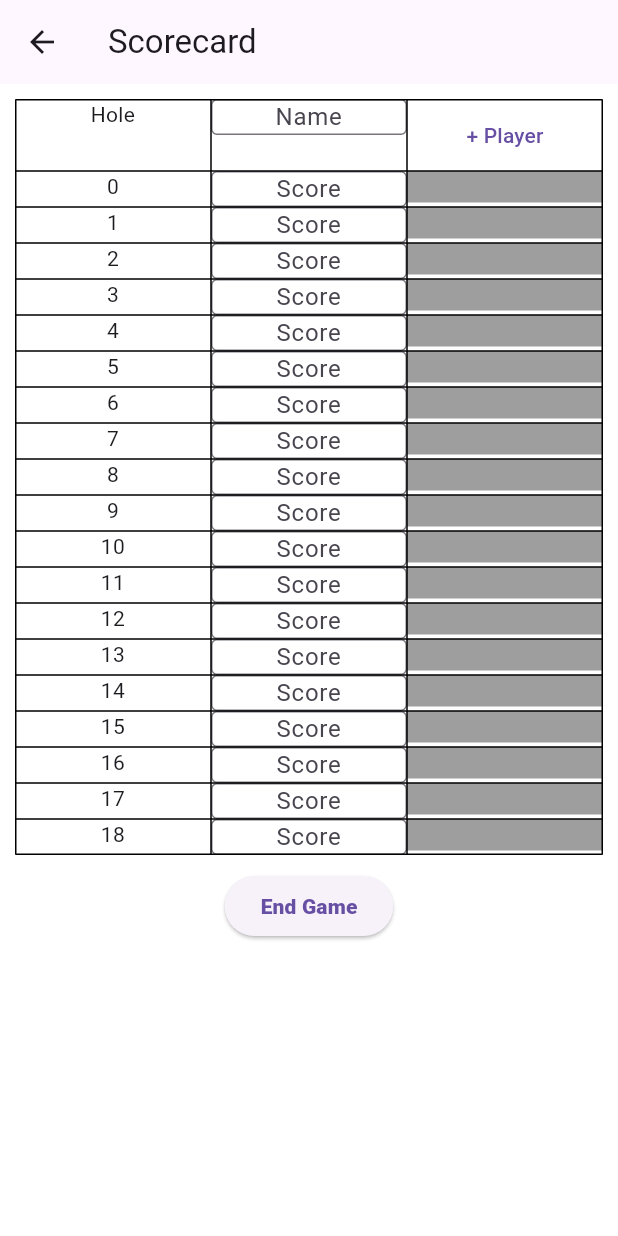
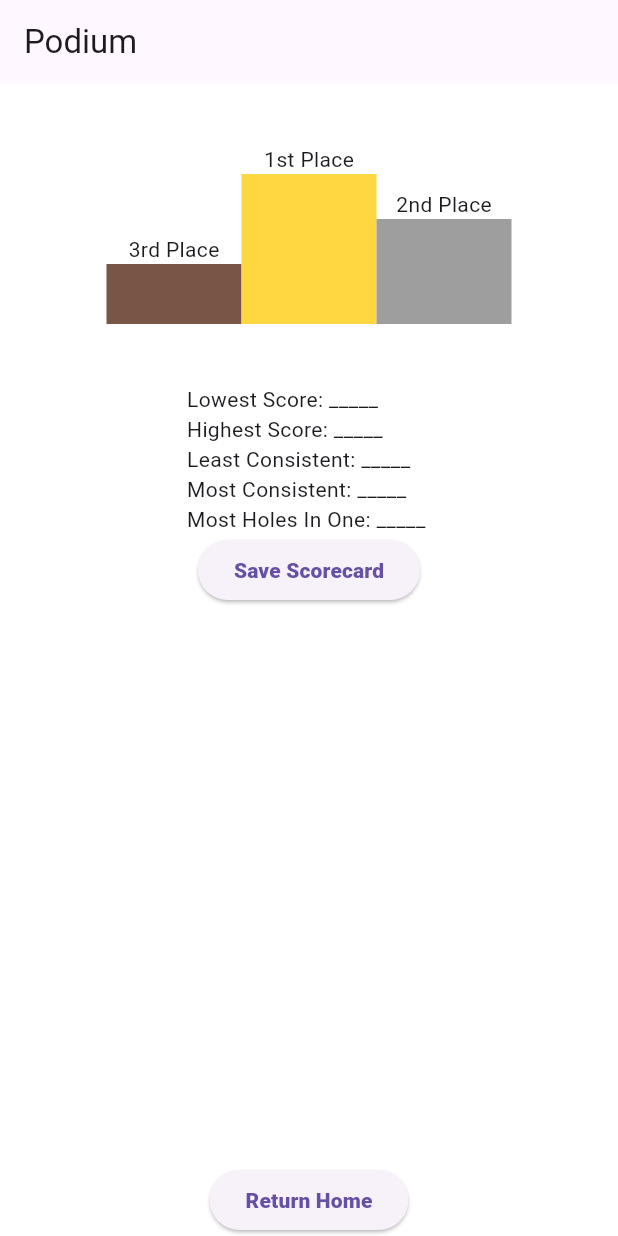
Before and after one commit to Pirkhs/ParPal, a Flutter app: the Scorecard screen opened directly, after a tap on "End Game", on a phone screen of 412 x 824 dp. Run offline on Flutter 3.47's test engine with Material 3 defaults, Android fonts, the light colour scheme and no system bars.

Commit message:
podium screen initial layout

```diff
--- /dev/null
+++ b/lib/podium.dart
@@ -0,0 +1,98 @@
+import 'package:flutter/material.dart';
+import 'package:flutter/rendering.dart';
+import 'package:flutter/widgets.dart';
+import 'package:parpal/styled_btn.dart';
+
+class Podium extends StatelessWidget {
+  const Podium({super.key});
+
+  @override
+  Widget build(BuildContext context) {
+    return Scaffold(
+      appBar: AppBar(
+        title: const Text("Podium"),
+        automaticallyImplyLeading: false,
+      ),
+      body: Center (
+        child: Column(
+          children: [
+            Padding(
+              padding: const EdgeInsets.all(40.0),
+              child: Row(
+                mainAxisAlignment: MainAxisAlignment.center,
+                crossAxisAlignment: CrossAxisAlignment.end,
+                children: [
+
+                  Column(
+                    children: [
+                      const Text("3rd Place"),
+
+                      Container(
+                      width: 90,
+                      height: 40,
+                      decoration: const BoxDecoration(
+                        color: Colors.brown,
+                      ),
+                    ),
+                    ]
+                  ),
+
+                  Column(
+                    children: [
+                      const Text("1st Place"),
+
+                      Container(
+                        width: 90,
+                        height: 100,
+                        decoration: const BoxDecoration(
+                          color: Colors.amberAccent,
+                        ),
+                      ),
+                    ],
+                  ),
+                  Column(
+                    children: [
+                      const Text("2nd Place"),
+
+                      Container(
+                        width: 90,
+                        height: 70,
+                        decoration: const BoxDecoration(
+                          color: Colors.grey,
+                        ),
+                      ),
+                    ],
+                  )
+                ]
+              ),
+            ),
+
+            const Column (
+              crossAxisAlignment: CrossAxisAlignment.start,
+              children: [
+                Text("Lowest Score: _____ "),
+                Text("Highest Score: _____ "),
+                Text("Least Consistent: _____ "),
+                Text("Most Consistent: _____ "),
+                Text("Most Holes In One: _____ "),
+              ]
+            ),
+
+
+            StyledButton(onPressed: () {}, text: "Save Scorecard"),
+
+            Expanded(
+              child: Align(
+                alignment: Alignment.bottomCenter,
+                child: StyledButton(onPressed: () {
+                  Navigator.popUntil(context, ModalRoute.withName('/'));
+                }, text: "Return Home"),
+              ),
+            ),
+
+          ]
+        )
+      )
+    );
+  }
+}
--- a/lib/scorecard.dart
+++ b/lib/scorecard.dart
@@ -1,5 +1,6 @@
 import 'package:flutter/material.dart';
 import 'package:parpal/input_box.dart';
+import 'package:parpal/podium.dart';
 import 'package:parpal/styled_btn.dart';
 
 const scorecardTextStyle = TextStyle(color: Colors.black);
@@ -37,8 +38,9 @@ class _ScorecardState extends State<Scorecard> {
               border: TableBorder.all(width: 1),
               children: [
                 TableRow(
+                  decoration: BoxDecoration(color: Colors.grey[200]),
                   children: [
-                    const Text("Hole", textAlign: TextAlign.center),
+                    const Text("Hole", textAlign: TextAlign.center, style: TextStyle(fontWeight: FontWeight.w900)),
                     for (int i = 0; i < players; i++)
                       const InputBox(isText: true, hint: "Name"),
                     TextButton(
@@ -50,6 +52,7 @@ class _ScorecardState extends State<Scorecard> {
 
                 for (int i = 0; i < holes + 1; i++)
                   TableRow(
+                    decoration: i % 2 == 1 ? BoxDecoration(color: Colors.grey[200]) : null,
                     children: [
                       Text("$i", textAlign: TextAlign.center),
 
@@ -57,17 +60,20 @@ class _ScorecardState extends State<Scorecard> {
                         const InputBox(isText: false, hint: "Score"),
 
                       // const SizedBox.shrink(),
-                      Container (
-                        color: Colors.grey,
-                        child: const Text("")
-                      )
+                      const SizedBox.shrink()
                     ]
                   ),
 
               ]
             ),
           ),
-          StyledButton(onPressed: () {}, text: "End Game"),
+          StyledButton(onPressed: () {
+                        Navigator.push(
+                          context,
+                          MaterialPageRoute(
+                              builder: (context) => const Podium()),
+                        );
+                      }, text: "End Game"),
         ],
       )
       )
```
Also changed, not shown: lib/home.dart (line endings or trailing spaces).
